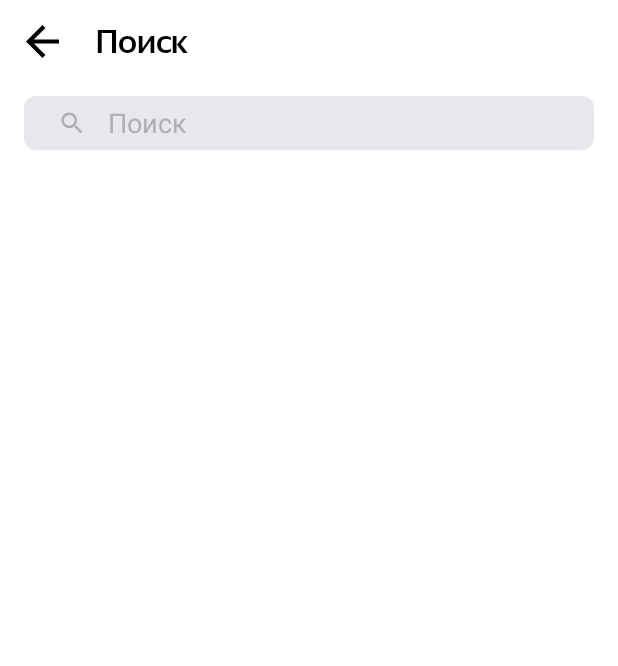
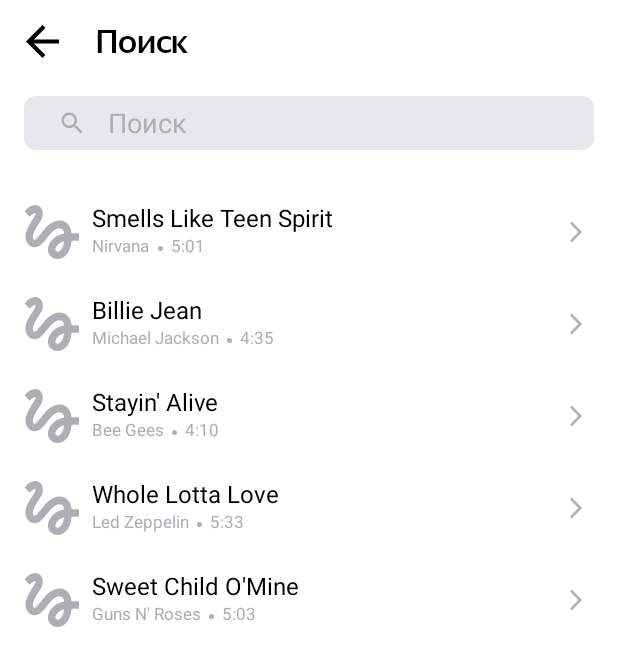
Before and after one commit to Dimmar90/PlaylistMaker, an Android app: the SearchActivity screen opened directly, with no data from a screen before it, on a phone screen of 412 x 824 dp. Shown: the top 666 px of the screen. Run offline under Robolectric (Android 15) with nearby library versions, the phone set to English and light mode, and no system bars; pictures from the network do not load.

Commit message:
Add Tracks

```diff
--- a/app/build.gradle.kts
+++ b/app/build.gradle.kts
@@ -45,4 +45,10 @@ dependencies {
     testImplementation(libs.junit)
     androidTestImplementation(libs.androidx.junit)
     androidTestImplementation(libs.androidx.espresso.core)
+    implementation(kotlin("script-runtime"))
+    implementation ("com.google.android.material:material:1.6.1")
+    implementation ("com.github.bumptech.glide:glide:4.14.2")
+    annotationProcessor ("com.github.bumptech.glide:compiler:4.14.2")
+    implementation ("com.github.bumptech.glide:glide:4.12.0")
+    annotationProcessor ("com.github.bumptech.glide:compiler:4.12.0")
 }
--- a/app/src/main/AndroidManifest.xml
+++ b/app/src/main/AndroidManifest.xml
@@ -1,6 +1,8 @@
 <?xml version="1.0" encoding="utf-8"?>
 <manifest xmlns:android="http://schemas.android.com/apk/res/android"
     xmlns:tools="http://schemas.android.com/tools">
+
+    <uses-permission android:name="android.permission.INTERNET"/>
 
     <application
         android:allowBackup="true"
--- a/app/src/main/java/com/practicum/playlistmaker/SearchActivity.kt
+++ b/app/src/main/java/com/practicum/playlistmaker/SearchActivity.kt
@@ -10,21 +10,24 @@ import android.view.inputmethod.InputMethodManager
 import android.widget.EditText
 import android.widget.ImageView
 import android.widget.TextView
-import android.widget.Toast
 import androidx.appcompat.app.AppCompatActivity
 import androidx.appcompat.widget.SearchView
+import androidx.recyclerview.widget.LinearLayoutManager
+import androidx.recyclerview.widget.RecyclerView
 import com.google.android.material.button.MaterialButton
-import com.google.android.material.internal.ViewUtils.hideKeyboard
 
 
 class SearchActivity : AppCompatActivity() {
     @SuppressLint("MissingInflatedId", "ResourceAsColor", "WrongViewCast")
 
     var editText: TextView? = null
+    private var tracks: ArrayList<Track> = ArrayList()
 
+    @SuppressLint("MissingInflatedId")
     override fun onCreate(savedInstanceState: Bundle?) {
         super.onCreate(savedInstanceState)
         setContentView(R.layout.activity_search)
+
 
         val returnButton = findViewById<MaterialButton>(R.id.search_return_button)
         returnButton.setOnClickListener {
@@ -66,6 +69,53 @@ class SearchActivity : AppCompatActivity() {
                 inputMethodManager.hideSoftInputFromWindow(view.getWindowToken(), 0)
             }
         }
+
+        tracks.add(
+            Track(
+                "Smells Like Teen Spirit",
+                "Nirvana",
+                "5:01",
+                "https://is5-ssl.mzstatic.com/image/thumb/Music115/v4/7b/58/c2/7b58c21a-2b51-2bb2-e59a-9bb9b96ad8c3/00602567924166.rgb.jpg/100x100bb.jpg"
+            )
+        )
+        tracks.add(
+            Track(
+                "Billie Jean",
+                "Michael Jackson",
+                "4:35",
+                "https://is5-ssl.mzstatic.com/image/thumb/Music125/v4/3d/9d/38/3d9d3811-71f0-3a0e-1ada-3004e56ff852/827969428726.jpg/100x100bb.jpg"
+            )
+        )
+        tracks.add(
+            Track(
+                "Stayin' Alive",
+                "Bee Gees",
+                "4:10",
+                "https://is4-ssl.mzstatic.com/image/thumb/Music115/v4/1f/80/1f/1f801fc1-8c0f-ea3e-d3e5-387c6619619e/16UMGIM86640.rgb.jpg/100x100bb.jpg"
+            )
+        )
+
+        tracks.add(
+            Track(
+                "Whole Lotta Love",
+                "Led Zeppelin",
+                "5:33",
+                "https://is2-ssl.mzstatic.com/image/thumb/Music62/v4/7e/17/e3/7e17e33f-2efa-2a36-e916-7f808576cf6b/mzm.fyigqcbs.jpg/100x100bb.jpg"
+            )
+        )
+
+        tracks.add(
+            Track(
+                "Sweet Child O'Mine",
+                "Guns N' Roses",
+                "5:03",
+                "https://is5-ssl.mzstatic.com/image/thumb/Music125/v4/a0/4d/c4/a04dc484-03cc-02aa-fa82-5334fcb4bc16/18UMGIM24878.rgb.jpg/100x100bb.jpg"
+            )
+        )
+
+        val recycler = findViewById<RecyclerView>(R.id.tracksList)
+        recycler.layoutManager = LinearLayoutManager(this)
+        recycler.adapter = TracksAdapter(tracks)
     }
 
     override fun onSaveInstanceState(outState: Bundle) {
--- /dev/null
+++ b/app/src/main/java/com/practicum/playlistmaker/Track.kt
@@ -0,0 +1,8 @@
+package com.practicum.playlistmaker
+
+data class Track(
+    val trackName: String,
+    val artistName: String,
+    val trackTime: String,
+    val artworkUrl100: String
+)
--- /dev/null
+++ b/app/src/main/java/com/practicum/playlistmaker/TracksAdapter.kt
@@ -0,0 +1,22 @@
+package com.practicum.playlistmaker
+
+import android.view.LayoutInflater
+import android.view.ViewGroup
+import androidx.recyclerview.widget.RecyclerView
+
+class TracksAdapter(
+    private val tracks: List<Track>
+) : RecyclerView.Adapter<TracksViewHolder>() {
+
+    override fun onCreateViewHolder(parent: ViewGroup, viewType: Int): TracksViewHolder {
+        val view =
+            LayoutInflater.from(parent.context).inflate(R.layout.track_description, parent, false)
+        return TracksViewHolder(view)
+    }
+
+    override fun onBindViewHolder(holder: TracksViewHolder, position: Int) {
+        holder.bind(tracks[position])
+    }
+
+    override fun getItemCount() = tracks.size
+}
--- /dev/null
+++ b/app/src/main/java/com/practicum/playlistmaker/TracksViewHolder.kt
@@ -0,0 +1,44 @@
+package com.practicum.playlistmaker
+
+import android.content.Context
+import android.util.TypedValue
+import android.view.View
+import android.widget.ImageView
+import android.widget.TextView
+import androidx.recyclerview.widget.RecyclerView
+import com.bumptech.glide.Glide
+import com.bumptech.glide.load.resource.bitmap.RoundedCorners
+
+class TracksViewHolder(itemView: View) : RecyclerView.ViewHolder(itemView) {
+
+    private val trackNameView: TextView
+    private val artistNameView: TextView
+    private val trackTimeView: TextView
+    private val artworkView: ImageView
+
+    init {
+        trackNameView = itemView.findViewById(R.id.trackName)
+        artistNameView = itemView.findViewById(R.id.artistName)
+        trackTimeView = itemView.findViewById(R.id.trackTime)
+        artworkView = itemView.findViewById(R.id.cover)
+    }
+
+    fun dpToPx(dp: Float, context: Context): Int {
+        return TypedValue.applyDimension(
+            TypedValue.COMPLEX_UNIT_DIP,
+            dp,
+            context.resources.displayMetrics).toInt()
+    }
+
+    fun bind(model: Track) {
+        trackNameView.text = model.trackName
+        artistNameView.text = model.artistName
+        trackTimeView.text = model.trackTime
+        Glide.with(itemView)
+            .load(model.artworkUrl100)
+            .centerInside()
+            .transform(RoundedCorners(8))
+            .placeholder(R.drawable.placeholder_icon)
+            .into(artworkView)
+    }
+}
--- /dev/null
+++ b/app/src/main/res/drawable/arrow_icon.xml
@@ -0,0 +1,9 @@
+<vector xmlns:android="http://schemas.android.com/apk/res/android"
+    android:width="24dp"
+    android:height="24dp"
+    android:viewportWidth="24"
+    android:viewportHeight="24">
+  <path
+      android:pathData="M8,17.749L9.213,19L16,12L9.213,5L8,6.252L13.573,12L8,17.749Z"
+      android:fillColor="#AEAFB4"/>
+</vector>
--- /dev/null
+++ b/app/src/main/res/drawable/arrow_icon_night.xml
@@ -0,0 +1,9 @@
+<vector xmlns:android="http://schemas.android.com/apk/res/android"
+    android:width="24dp"
+    android:height="24dp"
+    android:viewportWidth="24"
+    android:viewportHeight="24">
+    <path
+        android:pathData="M8,17.749L9.213,19L16,12L9.213,5L8,6.252L13.573,12L8,17.749Z"
+        android:fillColor="@color/white"/>
+</vector>
--- /dev/null
+++ b/app/src/main/res/drawable/ellipse_icon.xml
@@ -0,0 +1,9 @@
+<vector xmlns:android="http://schemas.android.com/apk/res/android"
+    android:width="3dp"
+    android:height="3dp"
+    android:viewportWidth="3"
+    android:viewportHeight="3">
+  <path
+      android:pathData="M1.5,1.5m-1.5,0a1.5,1.5 0,1 1,3 0a1.5,1.5 0,1 1,-3 0"
+      android:fillColor="#AEAFB4"/>
+</vector>
--- /dev/null
+++ b/app/src/main/res/drawable/ellipse_icon_night.xml
@@ -0,0 +1,9 @@
+<vector xmlns:android="http://schemas.android.com/apk/res/android"
+    android:width="3dp"
+    android:height="3dp"
+    android:viewportWidth="3"
+    android:viewportHeight="3">
+    <path
+        android:pathData="M1.5,1.5m-1.5,0a1.5,1.5 0,1 1,3 0a1.5,1.5 0,1 1,-3 0"
+        android:fillColor="@color/white"/>
+</vector>
--- /dev/null
+++ b/app/src/main/res/drawable/placeholder_icon.xml
@@ -0,0 +1,9 @@
+<vector xmlns:android="http://schemas.android.com/apk/res/android"
+    android:width="35dp"
+    android:height="35dp"
+    android:viewportWidth="35"
+    android:viewportHeight="35">
+  <path
+      android:pathData="M3.606,7.919C4.919,6.588 6.231,5.387 6.813,5.631C7.75,6.006 6.813,7.563 6.25,8.481C5.781,9.269 0.888,15.775 0.888,20.313C0.888,22.712 1.788,24.7 3.4,25.9C4.806,26.95 6.663,27.269 8.35,26.763C10.356,26.181 12.006,24.138 14.087,21.569C16.356,18.775 19.394,15.119 21.737,15.119C24.794,15.119 24.831,17.013 25.038,18.475C17.95,19.675 14.95,25.356 14.95,28.544C14.95,31.731 17.65,34.338 20.969,34.338C24.025,34.338 29.013,31.844 29.763,22.9H34.375V18.212H29.744C29.462,15.119 27.7,10.337 22.188,10.337C17.969,10.337 14.35,13.919 12.925,15.663C11.837,17.031 9.063,20.313 8.631,20.763C8.163,21.325 7.356,22.337 6.55,22.337C5.706,22.337 5.2,20.781 5.875,18.737C6.531,16.694 8.5,13.375 9.344,12.137C10.806,10 11.781,8.538 11.781,5.988C11.781,1.919 8.706,0.625 7.075,0.625C4.6,0.625 2.444,2.5 1.975,2.969C1.3,3.644 0.738,4.206 0.325,4.713L3.606,7.919ZM21.025,29.781C20.444,29.781 19.638,29.294 19.638,28.431C19.638,27.306 21.006,24.306 25.019,23.256C24.456,28.3 22.337,29.781 21.025,29.781Z"
+      android:fillColor="#AEAFB4"/>
+</vector>
--- a/app/src/main/res/layout/activity_search.xml
+++ b/app/src/main/res/layout/activity_search.xml
@@ -38,13 +38,13 @@
     <LinearLayout
 
         android:layout_width="match_parent"
-        android:layout_height="52dp"
+        android:layout_height="wrap_content"
         android:gravity="center"
-        android:orientation="horizontal"
+        android:orientation="vertical"
         android:paddingLeft="16dp"
         android:paddingTop="8dp"
         android:paddingRight="16dp"
-        android:paddingBottom="8dp">
+        android:paddingBottom="16dp">
 
         <androidx.appcompat.widget.SearchView
             android:id="@+id/search_bar"
@@ -55,8 +55,30 @@
             android:focusable="true"
             android:theme="@style/SearchViewStyle"
             app:iconifiedByDefault="false"
-            app:queryHint="@string/search"
-            />
+            app:queryHint="@string/search" />
+
+    </LinearLayout>
+
+    <LinearLayout
+        android:layout_width="match_parent"
+        android:layout_height="wrap_content"
+        android:gravity="center"
+        android:orientation="vertical"
+        android:paddingLeft="16dp"
+        android:paddingTop="8dp"
+        android:paddingRight="16dp"
+        android:paddingBottom="16dp">
+
+        <androidx.recyclerview.widget.RecyclerView
+            android:id="@+id/tracksList"
+            android:layout_width="match_parent"
+            android:layout_height="wrap_content"
+            tools:listitem="@layout/track_description" />
+
+        <ImageView
+            android:id="@+id/cover"
+            android:layout_width="45dp"
+            android:layout_height="45dp"/>
 
     </LinearLayout>
 
--- /dev/null
+++ b/app/src/main/res/layout/track_description.xml
@@ -0,0 +1,76 @@
+<?xml version="1.0" encoding="utf-8"?>
+<androidx.constraintlayout.widget.ConstraintLayout xmlns:android="http://schemas.android.com/apk/res/android"
+    xmlns:tools="http://schemas.android.com/tools"
+    android:layout_width="match_parent"
+    android:layout_height="61dp">
+
+    <LinearLayout
+        android:layout_width="match_parent"
+        android:layout_height="match_parent"
+        android:layout_gravity="left"
+        android:orientation="horizontal"
+        tools:ignore="MissingConstraints">
+
+        <ImageView
+            android:id="@+id/cover"
+            android:layout_width="45dp"
+            android:layout_height="45dp"
+            android:layout_gravity="center_vertical"
+            android:paddingRight="8dp" />
+
+        <LinearLayout
+            android:layout_width="wrap_content"
+            android:layout_height="match_parent"
+            android:gravity="center_vertical"
+            android:orientation="vertical">
+
+            <TextView
+                android:id="@+id/trackName"
+                style="@style/TrackNameStyle"
+                android:layout_width="wrap_content"
+                android:layout_height="wrap_content"
+                android:text="trackName"
+                android:textSize="16dp" />
+
+            <LinearLayout
+                android:layout_width="wrap_content"
+                android:layout_height="wrap_content"
+                android:orientation="horizontal">
+
+                <TextView
+                    style="@style/TrackDescriptionStyle"
+                    android:id="@+id/artistName"
+                    android:layout_width="wrap_content"
+                    android:layout_height="match_parent"
+                    android:text="artistName"
+                    android:textSize="11dp"
+                    />
+
+                <TextView
+                    style="@style/EllipseStyle"
+                    android:layout_width="wrap_content"
+                    android:layout_height="wrap_content"
+                    android:layout_marginLeft="5dp"
+                    android:layout_marginRight="5dp"
+                    />
+
+                <TextView
+                    style="@style/TrackDescriptionStyle"
+                    android:id="@+id/trackTime"
+                    android:layout_width="wrap_content"
+                    android:layout_height="match_parent"
+                    android:text="trackTime"
+                    android:textSize="11dp" />
+
+            </LinearLayout>
+
+        </LinearLayout>
+
+        <TextView
+            style = "@style/ArrowStyle"
+            android:layout_width="match_parent"
+            android:layout_height="match_parent"/>
+
+    </LinearLayout>
+
+</androidx.constraintlayout.widget.ConstraintLayout>
--- a/app/src/main/res/values-night/styles.xml
+++ b/app/src/main/res/values-night/styles.xml
@@ -69,4 +69,27 @@
         <item name="closeIcon">@drawable/close_frame_night</item>
     </style>
 
+    <style name="TrackNameStyle">
+        <item name="android:textColor">@color/white</item>
+        <item name="android:editTextColor">@color/white</item>
+        <item name="android:textColorHint">@color/white</item>
+    </style>
+
+    <style name="elipseStyle">
+        <item name="android:textColor">@color/white</item>
+        <item name="android:editTextColor">@color/white</item>
+        <item name="android:textColorHint">@color/white</item>
+        <item name="drawableStartCompat">@drawable/ellipse_icon_night</item>
+    </style>
+
+    <style name="TrackDescriptionStyle">
+        <item name="android:textColor">@color/white</item>
+        <item name="android:editTextColor">@color/white</item>
+        <item name="android:textColorHint">@color/white</item>
+    </style>
+
+    <style name="ArrowStyle">
+        <item name="drawableEndCompat">@drawable/arrow_icon_night</item>
+    </style>
+
 </resources>
--- a/app/src/main/res/values/styles.xml
+++ b/app/src/main/res/values/styles.xml
@@ -69,4 +69,27 @@
         <item name="closeIcon">@drawable/close_frame</item>
     </style>
 
+    <style name="TrackNameStyle">
+        <item name="android:textColor">@color/black</item>
+        <item name="android:editTextColor">@color/black</item>
+        <item name="android:textColorHint">@color/black</item>
+    </style>
+
+    <style name="EllipseStyle">
+        <item name="android:textColor">@color/text_grey</item>
+        <item name="android:editTextColor">@color/text_grey</item>
+        <item name="android:textColorHint">@color/text_grey</item>
+        <item name="drawableStartCompat">@drawable/ellipse_icon</item>
+    </style>
+
+    <style name="TrackDescriptionStyle">
+        <item name="android:textColor">@color/text_grey</item>
+        <item name="android:editTextColor">@color/text_grey</item>
+        <item name="android:textColorHint">@color/text_grey</item>
+    </style>
+
+    <style name="ArrowStyle">
+        <item name="drawableEndCompat">@drawable/arrow_icon</item>
+    </style>
+
 </resources>
```
